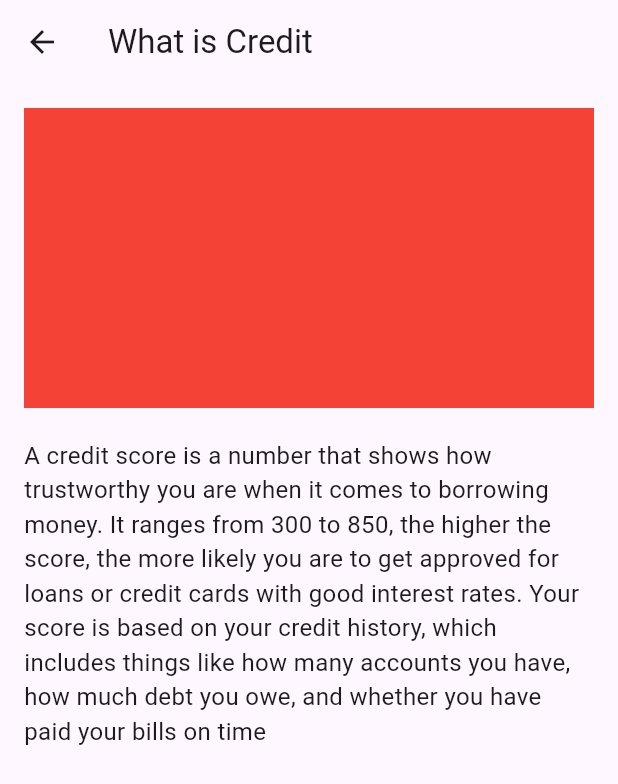
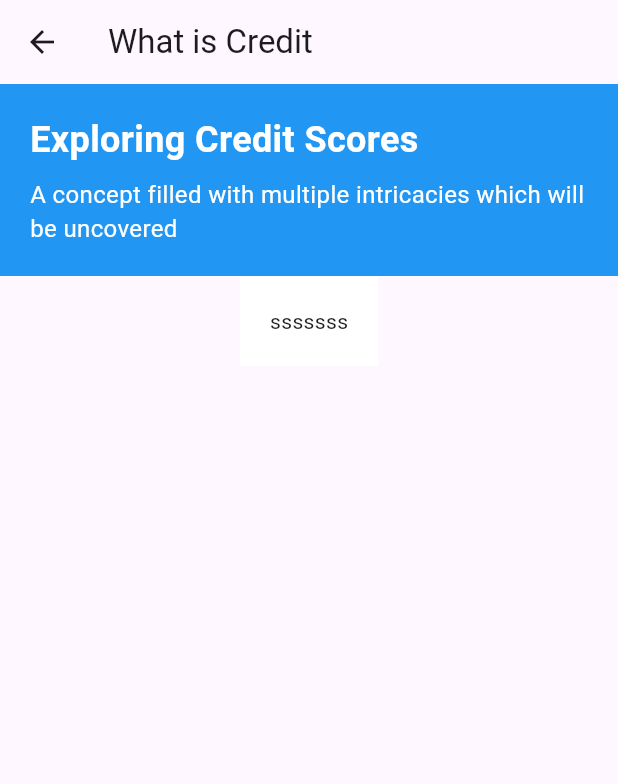
Before and after one commit to Adityakash10/Finance-Education-App, a Flutter app: the ChapterDetailPage screen opened directly, on a phone screen of 412 x 824 dp. Shown: the top 784 px of the screen. Run offline on Flutter 3.47's test engine with Material 3 defaults, Android fonts, the phone set to English and light mode, and no system bars.

Commit message:
minor changes

```diff
--- a/lib/feature/detailpage/chapter_detail.dart
+++ b/lib/feature/detailpage/chapter_detail.dart
@@ -6,10 +6,60 @@ class ChapterDetailPage extends StatelessWidget {
   @override
   Widget build(BuildContext context) {
     return Scaffold(
-      appBar: AppBar(
-        title: Text('What is Credit'),
-      ),
-      body: Padding(
+        appBar: AppBar(
+          title: Text('What is Credit'),
+        ),
+        body: Column(children: <Widget>[
+          // Header Section
+          Container(
+            padding: EdgeInsets.all(20.0),
+            color: Colors.blue, // Or use a specific shade of blue
+            child: Column(
+              crossAxisAlignment: CrossAxisAlignment.start,
+              children: <Widget>[
+                Text(
+                  'Exploring Credit Scores',
+                  style: TextStyle(
+                    color: Colors.white,
+                    fontSize: 24.0,
+                    fontWeight: FontWeight.bold,
+                  ),
+                ),
+                SizedBox(height: 8.0), // Add some spacing
+                Text(
+                  'A concept filled with multiple intricacies which will be uncovered',
+                  style: TextStyle(
+                    color: Colors.white,
+                    fontSize: 16.0,
+                  ),
+                ),
+              ],
+            ),
+          ),
+
+          // Body Section
+          Expanded(
+            child: SingleChildScrollView(
+                // Allows scrolling if content is long
+                child: Container(
+                    padding: EdgeInsets.all(20.0),
+                    color: Colors.white,
+                    child: Text('sssssss'))),
+          )
+        ]));
+  }
+}
+
+
+
+
+
+
+
+
+
+
+      /*body: Padding(
         padding: const EdgeInsets.all(16.0),
         child: Column(
           crossAxisAlignment: CrossAxisAlignment.start,
@@ -26,6 +76,4 @@ class ChapterDetailPage extends StatelessWidget {
           ],
         ),
       ),
-    );
-  }
-}
+    );*/
```
